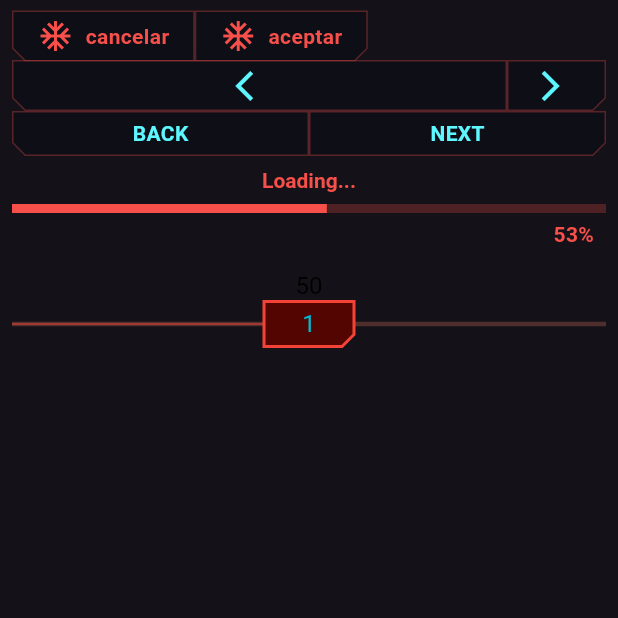
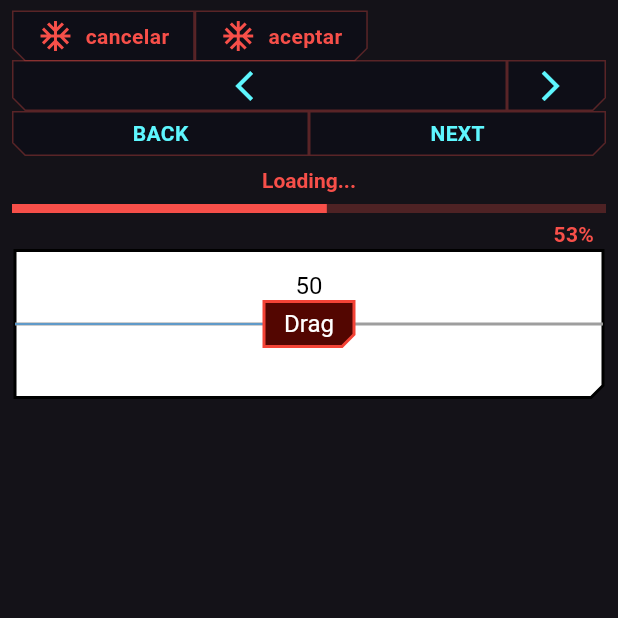
Before and after one commit to CerberusProgrammer/cyberpunk_ui, a Flutter app: the screen it shows after launch, after a tap on "cancelar", on a phone screen of 412 x 824 dp, the top half of it. Run offline on Flutter 3.47's test engine with Material 3 defaults, Android fonts, the phone set to English and light mode, and no system bars.

Commit message:
Refactor CyberSlider to improve appearance and functionality

```diff
--- a/lib/v2/slider/cyber_slider.dart
+++ b/lib/v2/slider/cyber_slider.dart
@@ -27,10 +27,12 @@ class _CyberSliderState extends State<CyberSlider> {
           value: _sliderValue,
           thumbBackgroundColor: const Color.fromARGB(255, 83, 6, 1),
           thumbOutlineColor: Colors.red,
-          linearFillColor: Colors.red,
-          linearOutlineColor: const Color.fromARGB(255, 78, 47, 45),
-          thumbText: '1',
-          thumbTextColor: Colors.cyan,
+          linearFillColor: Colors.blue,
+          linearOutlineColor: Colors.grey,
+          thumbText: 'Drag',
+          thumbTextColor: Colors.white,
+          sliderOutlineColor: Colors.black,
+          sliderBackgroundColor: Colors.white,
         ),
       ),
     );
@@ -45,6 +47,8 @@ class SliderPainter extends CustomPainter {
   final Color linearOutlineColor;
   final String thumbText;
   final Color thumbTextColor;
+  final Color sliderOutlineColor;
+  final Color sliderBackgroundColor;
 
   SliderPainter({
     required this.value,
@@ -54,13 +58,35 @@ class SliderPainter extends CustomPainter {
     required this.linearOutlineColor,
     required this.thumbText,
     required this.thumbTextColor,
+    required this.sliderOutlineColor,
+    required this.sliderBackgroundColor,
   });
 
   @override
   void paint(Canvas canvas, Size size) {
+    final paddingX = 2.0;
+    final paddingY = 1.0;
+
+    final sliderPath = Path()
+      ..moveTo(paddingX, paddingY)
+      ..lineTo(size.width - paddingX, paddingY)
+      ..lineTo(size.width - paddingX, size.height - paddingY - 8)
+      ..lineTo(size.width - paddingX - 8, size.height - paddingY)
+      ..lineTo(paddingX, size.height - paddingY)
+      ..close();
+
+    final sliderOutlinePaint = Paint()
+      ..color = sliderOutlineColor
+      ..style = PaintingStyle.stroke
+      ..strokeWidth = 2;
+
+    final sliderBackgroundPaint = Paint()
+      ..color = sliderBackgroundColor
+      ..style = PaintingStyle.fill;
+
     final outlinePaint = Paint()
       ..color = linearOutlineColor
-      ..strokeWidth = 3
+      ..strokeWidth = 2
       ..style = PaintingStyle.stroke;
 
     final fillPaint = Paint()
@@ -76,15 +102,23 @@ class SliderPainter extends CustomPainter {
       ..color = thumbBackgroundColor
       ..style = PaintingStyle.fill;
 
-    canvas.drawLine(Offset(0, size.height / 2),
-        Offset(size.width, size.height / 2), outlinePaint);
+    canvas.drawPath(sliderPath, sliderBackgroundPaint);
 
-    canvas.drawLine(Offset(0, size.height / 2),
-        Offset(value / 100 * size.width, size.height / 2), fillPaint);
+    canvas.drawPath(sliderPath, sliderOutlinePaint);
+
+    final trackY = size.height / 2;
+    canvas.drawLine(Offset(paddingX, trackY),
+        Offset(size.width - paddingX, trackY), outlinePaint);
+
+    canvas.drawLine(
+        Offset(paddingX, trackY),
+        Offset(paddingX + (value / 100) * (size.width - 2 * paddingX), trackY),
+        fillPaint);
 
     final thumbWidth = 60.0;
     final thumbHeight = 30.0;
-    final thumbCenter = Offset(value / 100 * size.width, size.height / 2);
+    final thumbCenter =
+        Offset(paddingX + (value / 100) * (size.width - 2 * paddingX), trackY);
     final thumbPath = Path()
       ..moveTo(
           thumbCenter.dx - thumbWidth / 2, thumbCenter.dy - thumbHeight / 2)
@@ -113,6 +147,7 @@ class SliderPainter extends CustomPainter {
     textPainter.paint(canvas,
         thumbCenter - Offset(textPainter.width / 2, textPainter.height / 2));
 
+    // Draw the value text
     final valueTextPainter = TextPainter(
       text: TextSpan(
         text: value.round().toString(),
```
